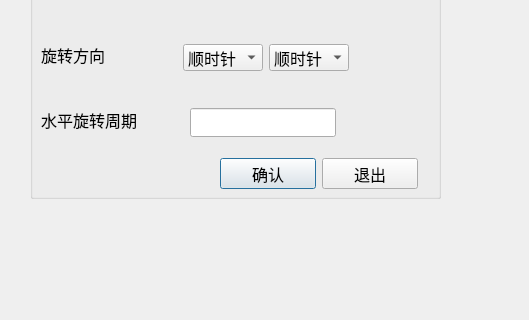
FeiPingWang/Degree_WorkCode, file QT_Stepmotor/setmotorpar.ui: the form before one commit; both pictures show x 0 to 529 and y 132 to 452 of the 641 by 452 pixel window.
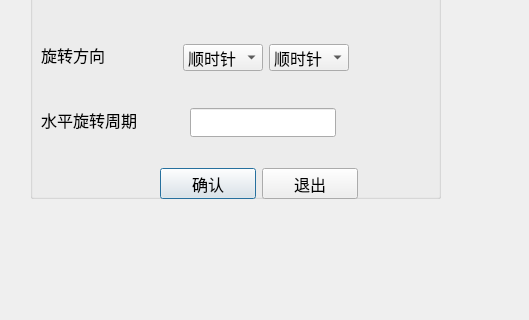
The form after the commit.

```diff
--- a/QT_Stepmotor/setmotorpar.ui
+++ b/QT_Stepmotor/setmotorpar.ui
@@ -40,7 +40,7 @@
      </rect>
     </property>
    </widget>
-   <widget class="QWidget" name="">
+   <widget class="QWidget" name="layoutWidget">
     <property name="geometry">
      <rect>
       <x>11</x>
@@ -78,7 +78,7 @@
      </item>
     </layout>
    </widget>
-   <widget class="QWidget" name="">
+   <widget class="QWidget" name="layoutWidget">
     <property name="geometry">
      <rect>
       <x>150</x>
@@ -104,7 +104,7 @@
      </item>
     </layout>
    </widget>
-   <widget class="QWidget" name="">
+   <widget class="QWidget" name="layoutWidget">
     <property name="geometry">
      <rect>
       <x>153</x>
@@ -144,11 +144,11 @@
      </item>
     </layout>
    </widget>
-   <widget class="QWidget" name="">
+   <widget class="QWidget" name="layoutWidget">
     <property name="geometry">
      <rect>
-      <x>190</x>
-      <y>260</y>
+      <x>130</x>
+      <y>270</y>
       <width>198</width>
       <height>31</height>
      </rect>
```
Left out of the diff: 2 changed lines with no effect on the pictures.
